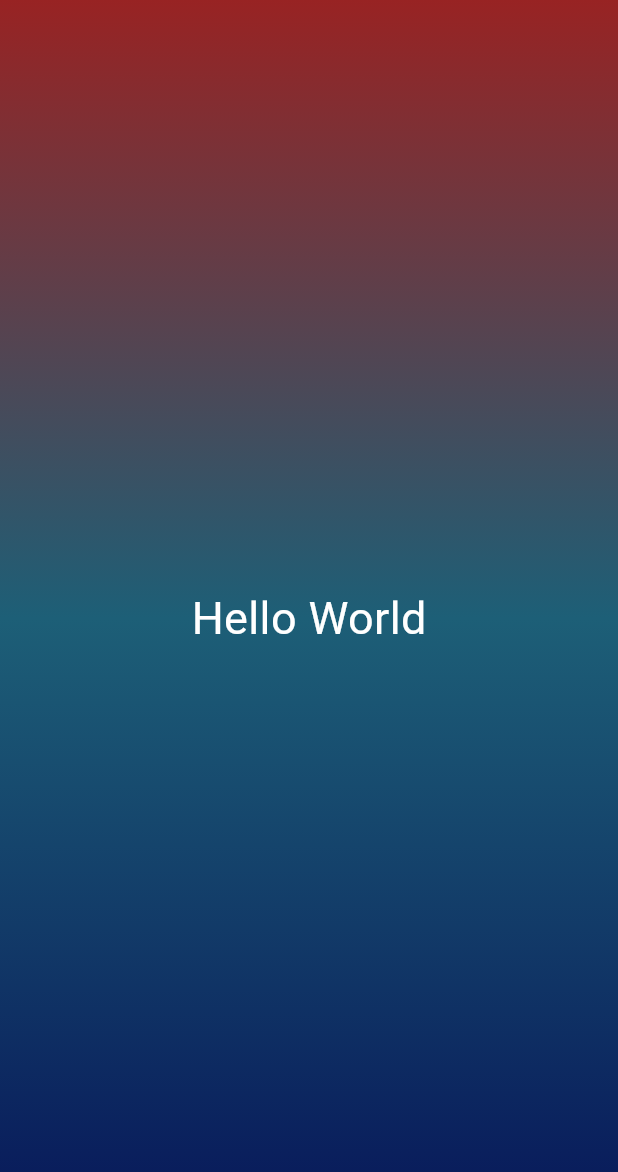
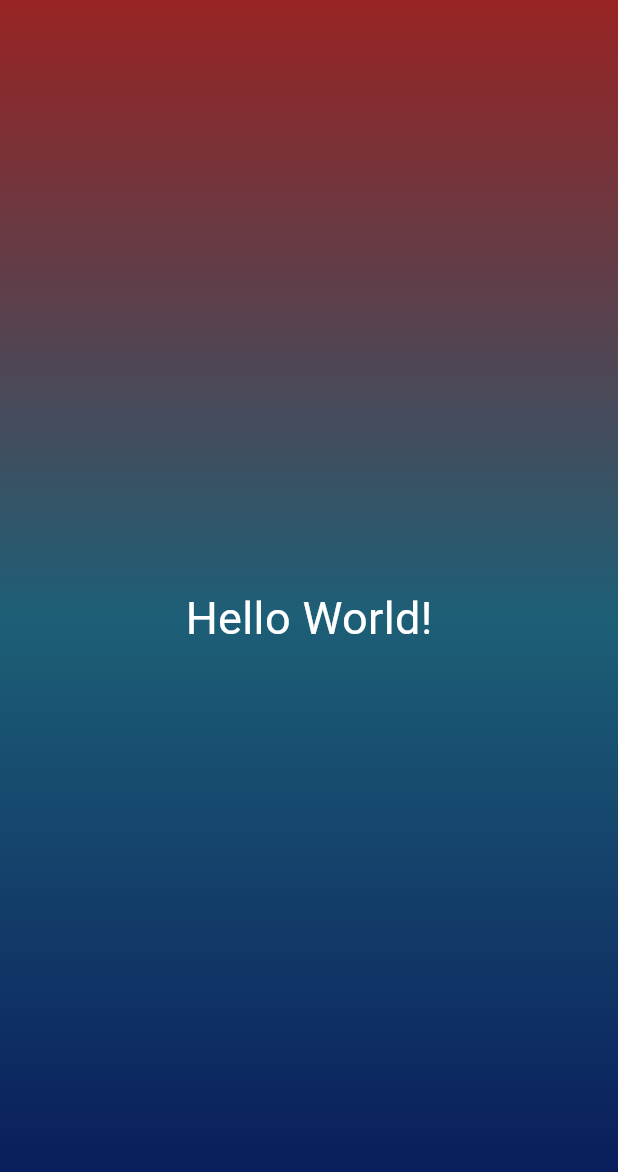
Before and after one commit to eve-s3951140/first_app, a Flutter app: the screen it shows after launch, on a phone screen of 412 x 824 dp. Shown: the top 1172 px of the screen. Run offline on Flutter 3.47's test engine with Material 3 defaults, Android fonts, the phone set to English and light mode, and no system bars.

Commit message:
Make text configurable

```diff
--- a/lib/gradient_container.dart
+++ b/lib/gradient_container.dart
@@ -24,7 +24,7 @@ class GradientContainer extends StatelessWidget {
         ),
       ),
       child: const Center(
-        child: StyledText(),
+        child: StyledText("Hello World!"),
       ),
     );
   }
--- a/lib/styled_text.dart
+++ b/lib/styled_text.dart
@@ -1,13 +1,15 @@
 import 'package:flutter/material.dart';
 
 class StyledText extends StatelessWidget {
-  const StyledText({super.key});
+  const StyledText(this.text, {super.key});
+
+  final String text;
 
   @override
   Widget build(BuildContext context) {
-    return const Text(
-      "Hello World",
-      style: TextStyle(fontSize: 30, color: Colors.white),
+    return Text(
+      text,
+      style: const TextStyle(fontSize: 30, color: Colors.white),
     );
   }
 }
```
